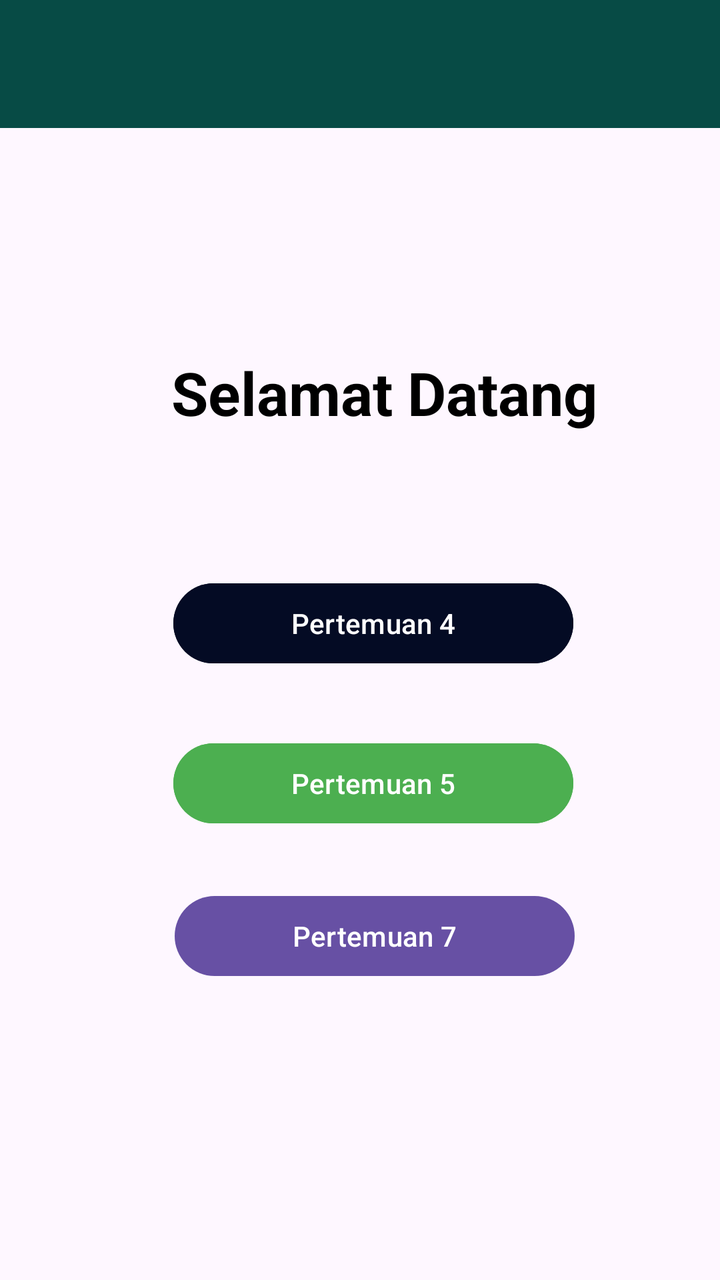
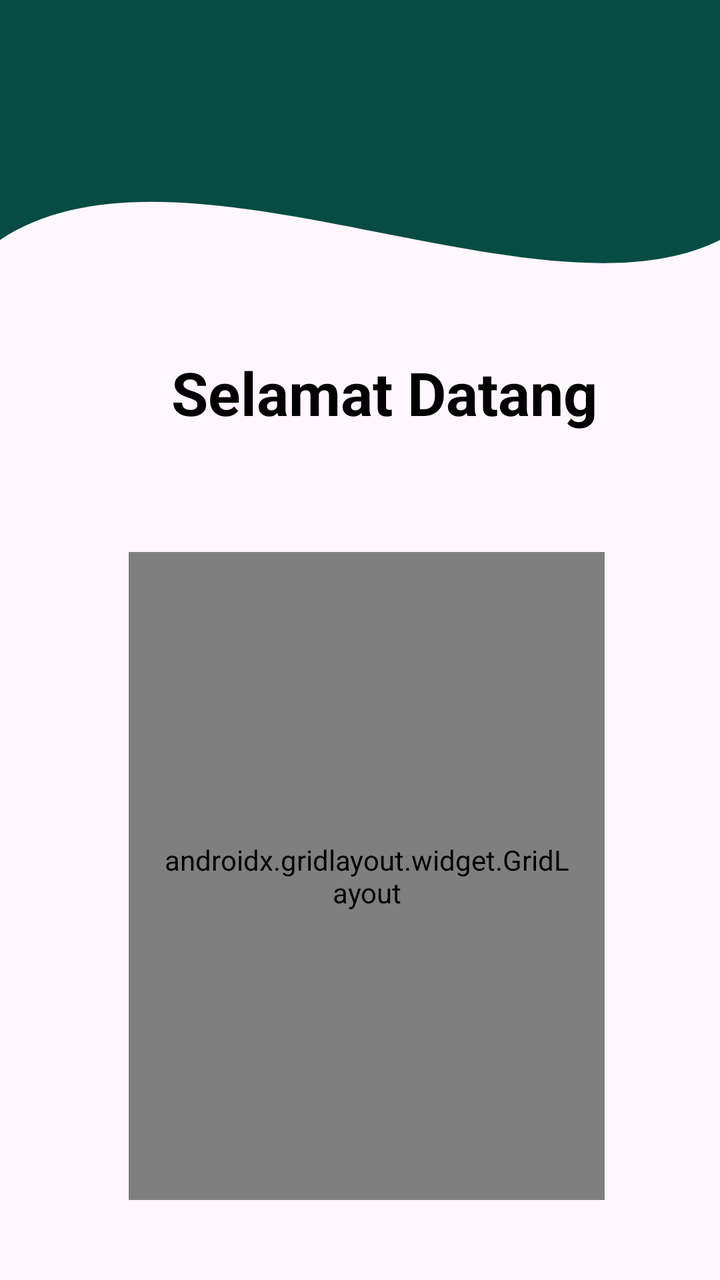

An Android layout rendered at two revisions. The XML below is the earlier revision; the diff shows what the commit changed to produce the second picture.
<!-- AndroidManifest.xml: application theme Theme.Saturnusriska -->
<!-- res/layout/fragment_home.xml -->
<?xml version="1.0" encoding="utf-8"?>
<androidx.constraintlayout.widget.ConstraintLayout xmlns:android="http://schemas.android.com/apk/res/android"
    xmlns:tools="http://schemas.android.com/tools"
    android:layout_width="match_parent"
    android:layout_height="match_parent"
    xmlns:app="http://schemas.android.com/apk/res-auto"
    tools:context=".Home.HomeFragment">

    <androidx.appcompat.widget.Toolbar
        android:id="@+id/toolbar"
        android:layout_width="match_parent"
        android:layout_height="?attr/actionBarSize"
        android:background="@color/bagroundu"
        app:layout_constraintEnd_toEndOf="parent"
        app:layout_constraintHorizontal_bias="0.0"
        app:layout_constraintStart_toStartOf="parent"
        app:layout_constraintTop_toTopOf="parent"
        app:layout_scrollFlags="scroll|enterAlways"
        app:subtitleTextColor="@android:color/white"
        app:titleTextColor="@android:color/white" />

    <Button
        android:id="@+id/btnPertemuan4"
        android:layout_width="200dp"
        android:layout_height="wrap_content"
        android:backgroundTint="@color/buton"
        android:text="Pertemuan 4"
        app:layout_constraintBottom_toBottomOf="parent"
        app:layout_constraintEnd_toEndOf="parent"
        app:layout_constraintHorizontal_bias="0.542"
        app:layout_constraintStart_toStartOf="parent"
        app:layout_constraintTop_toBottomOf="@+id/textView4"
        app:layout_constraintVertical_bias="0.19" />

    <Button
        android:id="@+id/btnPertemuan5"
        android:layout_width="200dp"
        android:layout_height="wrap_content"
        android:backgroundTint="#4CAF50"
        android:text="Pertemuan 5"
        app:layout_constraintBottom_toBottomOf="parent"
        app:layout_constraintEnd_toEndOf="parent"
        app:layout_constraintHorizontal_bias="0.542"
        app:layout_constraintStart_toStartOf="parent"
        app:layout_constraintTop_toBottomOf="@+id/btnPertemuan4"
        app:layout_constraintVertical_bias="0.125" />

    <TextView
        android:id="@+id/textView4"
        android:layout_width="wrap_content"
        android:layout_height="wrap_content"
        android:layout_marginTop="112dp"
        android:text="Selamat Datang"
        android:textColor="@color/black"
        android:textSize="30sp"
        android:textStyle="bold"
        app:layout_constraintEnd_toEndOf="parent"
        app:layout_constraintHorizontal_bias="0.583"
        app:layout_constraintStart_toStartOf="parent"
        app:layout_constraintTop_toBottomOf="@+id/toolbar" />

    <Button
        android:id="@+id/btnPertemuan7"
        android:layout_width="200dp"
        android:layout_height="wrap_content"
        android:text="Pertemuan 7"
        app:layout_constraintBottom_toBottomOf="parent"
        app:layout_constraintEnd_toEndOf="parent"
        app:layout_constraintHorizontal_bias="0.545"
        app:layout_constraintStart_toStartOf="parent"
        app:layout_constraintTop_toBottomOf="@+id/btnPertemuan5"
        app:layout_constraintVertical_bias="0.161" />

</androidx.constraintlayout.widget.ConstraintLayout>
<!-- resources referenced by this layout -->
<resources>
  <color name="bagroundu">#074B45</color>
  <color name="black">#FF000000</color>
  <color name="buton">#040B24</color>
  <style name="Theme.Saturnusriska" parent="Base.Theme.Saturnusriska" />
  <style name="Base.Theme.Saturnusriska" parent="Theme.Material3.DayNight.NoActionBar">
          
          
      </style>
</resources>

<!-- the commit's change to res/layout/fragment_home.xml (unified diff, before → after) -->
@@ -5,6 +5,15 @@
     android:layout_height="match_parent"
     xmlns:app="http://schemas.android.com/apk/res-auto"
     tools:context=".Home.HomeFragment">
+
+    <View
+        android:id="@+id/background_header"
+        android:layout_width="0dp"
+        android:layout_height="300dp"
+        android:background="@drawable/bg_header_wave"
+        app:layout_constraintStart_toStartOf="parent"
+        app:layout_constraintEnd_toEndOf="parent"
+        app:layout_constraintTop_toTopOf="parent"/>
 
     <androidx.appcompat.widget.Toolbar
         android:id="@+id/toolbar"
@@ -18,32 +27,6 @@
         app:layout_scrollFlags="scroll|enterAlways"
         app:subtitleTextColor="@android:color/white"
         app:titleTextColor="@android:color/white" />
-
-    <Button
-        android:id="@+id/btnPertemuan4"
-        android:layout_width="200dp"
-        android:layout_height="wrap_content"
-        android:backgroundTint="@color/buton"
-        android:text="Pertemuan 4"
-        app:layout_constraintBottom_toBottomOf="parent"
-        app:layout_constraintEnd_toEndOf="parent"
-        app:layout_constraintHorizontal_bias="0.542"
-        app:layout_constraintStart_toStartOf="parent"
-        app:layout_constraintTop_toBottomOf="@+id/textView4"
-        app:layout_constraintVertical_bias="0.19" />
-
-    <Button
-        android:id="@+id/btnPertemuan5"
-        android:layout_width="200dp"
-        android:layout_height="wrap_content"
-        android:backgroundTint="#4CAF50"
-        android:text="Pertemuan 5"
-        app:layout_constraintBottom_toBottomOf="parent"
-        app:layout_constraintEnd_toEndOf="parent"
-        app:layout_constraintHorizontal_bias="0.542"
-        app:layout_constraintStart_toStartOf="parent"
-        app:layout_constraintTop_toBottomOf="@+id/btnPertemuan4"
-        app:layout_constraintVertical_bias="0.125" />
 
     <TextView
         android:id="@+id/textView4"
@@ -59,16 +42,81 @@
         app:layout_constraintStart_toStartOf="parent"
         app:layout_constraintTop_toBottomOf="@+id/toolbar" />
 
-    <Button
-        android:id="@+id/btnPertemuan7"
-        android:layout_width="200dp"
-        android:layout_height="wrap_content"
-        android:text="Pertemuan 7"
-        app:layout_constraintBottom_toBottomOf="parent"
+    <androidx.gridlayout.widget.GridLayout
+        android:layout_width="238dp"
+        android:layout_height="324dp"
+        android:layout_marginTop="276dp"
+        android:padding="16dp"
+        app:columnCount="1"
         app:layout_constraintEnd_toEndOf="parent"
-        app:layout_constraintHorizontal_bias="0.545"
+        app:layout_constraintHorizontal_bias="0.526"
         app:layout_constraintStart_toStartOf="parent"
-        app:layout_constraintTop_toBottomOf="@+id/btnPertemuan5"
-        app:layout_constraintVertical_bias="0.161" />
+        app:layout_constraintTop_toTopOf="parent"
+        app:useDefaultMargins="true">
+
+        <Button
+            android:id="@+id/btnPertemuan4"
+            android:layout_width="wrap_content"
+            android:layout_height="wrap_content"
+            android:backgroundTint="@color/buton"
+            android:text="Pertemuan 4"
+            app:layout_column="0"
+            app:layout_columnWeight="1"
+            app:layout_constraintBottom_toBottomOf="parent"
+            app:layout_constraintEnd_toEndOf="parent"
+            app:layout_constraintHorizontal_bias="0.542"
+            app:layout_constraintStart_toStartOf="parent"
+            app:layout_constraintTop_toBottomOf="@+id/textView4"
+            app:layout_constraintVertical_bias="0.19"
+            app:layout_gravity="fill_horizontal"
+            app:layout_row="0" />/>
+
+        <Button
+            android:id="@+id/btnPertemuan5"
+            android:layout_width="wrap_content"
+            android:layout_height="wrap_content"
+            android:backgroundTint="#4CAF50"
+            android:text="Pertemuan 5"
+            app:layout_columnWeight="1"
+            app:layout_constraintBottom_toBottomOf="parent"
+            app:layout_constraintEnd_toEndOf="parent"
+            app:layout_constraintHorizontal_bias="0.542"
+            app:layout_constraintStart_toStartOf="parent"
+            app:layout_constraintTop_toBottomOf="@+id/btnPertemuan4"
+            app:layout_constraintVertical_bias="0.125"
+            app:layout_gravity="fill_horizontal" />/>
+
+
+        <Button
+            android:id="@+id/btnPertemuan7"
+            android:layout_width="wrap_content"
+            android:layout_height="wrap_content"
+            android:text="Pertemuan 7"
+            app:layout_columnWeight="1"
+            app:layout_constraintBottom_toBottomOf="parent"
+            app:layout_constraintEnd_toEndOf="parent"
+            app:layout_constraintHorizontal_bias="0.545"
+            app:layout_constraintStart_toStartOf="parent"
+            app:layout_constraintTop_toBottomOf="@+id/btnPertemuan5"
+            app:layout_constraintVertical_bias="0.161"
+            app:layout_gravity="fill_horizontal" />/>
+
+        <Button
+            android:id="@+id/btnPertemuan10"
+            android:layout_width="wrap_content"
+            android:layout_height="wrap_content"
+            android:backgroundTint="#AF4C4C"
+            android:text="Pertemuan 10"
+            app:layout_columnWeight="1"
+            app:layout_constraintBottom_toBottomOf="parent"
+            app:layout_constraintEnd_toEndOf="parent"
+            app:layout_constraintHorizontal_bias="0.545"
+            app:layout_constraintStart_toStartOf="parent"
+            app:layout_constraintTop_toBottomOf="@+id/btnPertemuan7"
+            app:layout_constraintVertical_bias="0.111"
+            app:layout_gravity="fill_horizontal" />/>
+
+    </androidx.gridlayout.widget.GridLayout>
+
 
 </androidx.constraintlayout.widget.ConstraintLayout>
<!-- resource entries referenced after the edit -->
@@ -3,6 +3,26 @@
   <color name="bagroundu">#074B45</color>
   <color name="black">#FF000000</color>
   <color name="buton">#040B24</color>
+  <!-- drawable bg_header_wave (drawable) -->
+  <?xml version="1.0" encoding="utf-8"?>
+  <vector xmlns:android="http://schemas.android.com/apk/res/android"
+      android:width="100dp"
+      android:height="100dp"
+      android:viewportWidth="100"
+      android:viewportHeight="100">
+  
+      <path
+          android:fillColor="@color/bagroundu"
+          android:pathData="
+              M0,0
+              L100,0
+              L100,40
+              C 75,55
+                25,20
+                0,40
+              Z" />
+  
+  </vector>
   <style name="Theme.Saturnusriska" parent="Base.Theme.Saturnusriska" />
   <style name="Base.Theme.Saturnusriska" parent="Theme.Material3.DayNight.NoActionBar">
           
